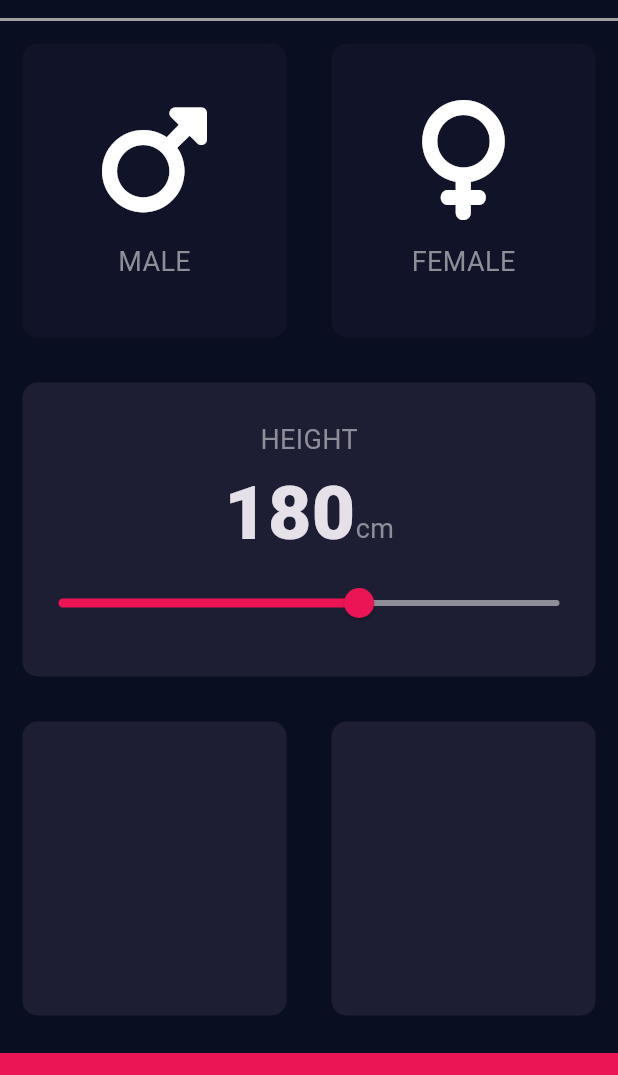
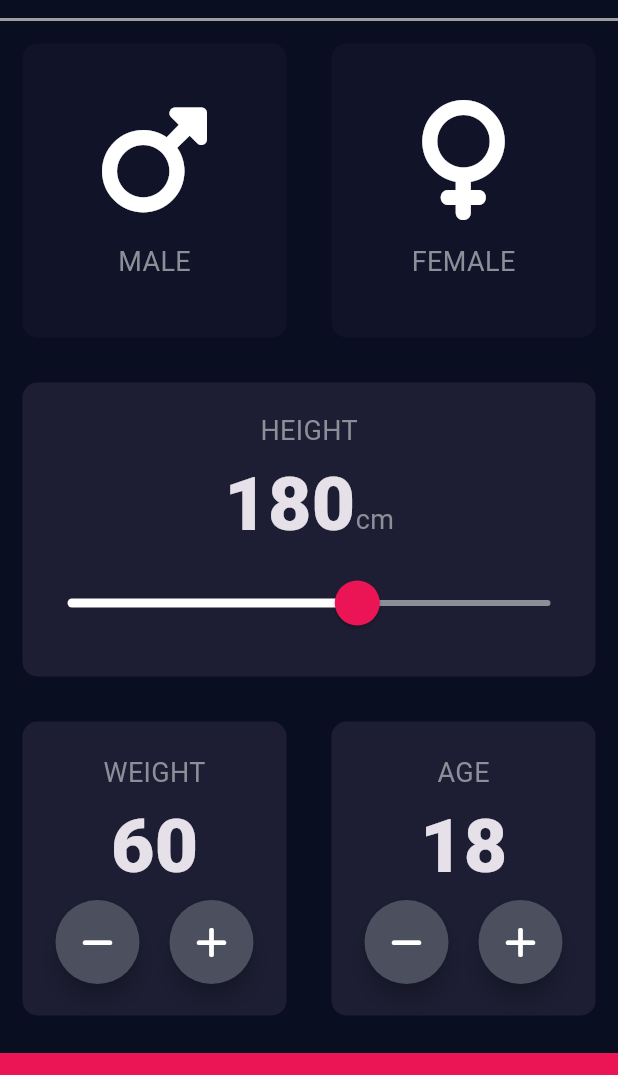
Before and after one commit to avibega23/bmi_calculator, a Flutter app: the screen it shows after launch, on a phone screen of 412 x 824 dp, the part 63-1138 px from its top. Run offline on Flutter 3.47's test engine with Material 3 defaults, Android fonts, the phone set to English and light mode, and no system bars; our stand-ins replace font_awesome_flutter.

Commit message:
i did the basic ui now going to make some routes

```diff
--- a/lib/input_page.dart
+++ b/lib/input_page.dart
@@ -18,6 +18,8 @@ class InputPage extends StatefulWidget {
 class _InputPageState extends State<InputPage> {
   Gender? selectedGender;
   int height = 180;
+  int weight = 60;
+  int age = 18;
 
   @override
   Widget build(BuildContext context) {
@@ -127,31 +129,119 @@ class _InputPageState extends State<InputPage> {
                         )
                       ],
                     ),
-                    Slider(
+                    SliderTheme(
+                      data: SliderTheme.of(context).copyWith(
+                        thumbShape: const RoundSliderThumbShape(
+                          enabledThumbRadius: 15,
+                        ),
+                        overlayShape: const RoundSliderOverlayShape(
+                          overlayRadius: 30,
+                        ),
+                        activeTrackColor: Colors.white,
+                        thumbColor: const Color(0xFFEB1555),
+                        overlayColor: const Color(0x29EB1555),
+                        inactiveTrackColor: const Color(0xFF8D8E98),
+                      ),
+                      child: Slider(
                         value: height.toDouble(),
                         min: 120.0,
                         max: 220.0,
-                      activeColor: const Color(0xFFEB1555),
-                      inactiveColor: const Color(0xFF8D8E98),
                         onChanged: (double newValue) {
                           setState(() {
                             height = newValue.toInt();
                           });
                           ;
                         },
+                      ),
                     )
                   ],
                 ),
               ),
             ),
-            const Expanded(
+            Expanded(
               child: Row(
                 children: [
                   Expanded(
-                    child: ReusableCard(color: kactiveCardColor),
+                    child: ReusableCard(
+                      color: kactiveCardColor,
+                      carChild: Column(
+                        mainAxisAlignment: MainAxisAlignment.center,
+                        children: [
+                          const Text(
+                            "WEIGHT",
+                            style: klabelTextStyle,
+                          ),
+                          Text(
+                            weight.toString(),
+                            style: knumberTextStyle,
+                          ),
+                          Row(
+                            mainAxisAlignment: MainAxisAlignment.center,
+                            children: [
+                              RoundIconButton(
+                                onPressed: () {
+                                  setState(() {
+                                    weight--;
+                                  });
+                                },
+                                icon: FontAwesomeIcons.minus,
+                              ),
+                              const SizedBox(
+                                width: 20,
+                              ),
+                              RoundIconButton(
+                                icon: FontAwesomeIcons.plus,
+                                onPressed: () {
+                                  setState(() {
+                                    weight++;
+                                  });
+                                },
+                              ),
+                            ],
+                          )
+                        ],
+                      ),
+                    ),
                   ),
                   Expanded(
                     child: ReusableCard(
+                      carChild: Column(
+                        mainAxisAlignment: MainAxisAlignment.center,
+                        children: [
+                          const Text(
+                            "AGE",
+                            style: klabelTextStyle,
+                          ),
+                          Text(
+                            age.toString(),
+                            style: knumberTextStyle,
+                          ),
+                          Row(
+                            mainAxisAlignment: MainAxisAlignment.center,
+                            children: [
+                              RoundIconButton(
+                                onPressed: () {
+                                  setState(() {
+                                    age--;
+                                  });
+                                },
+                                icon: FontAwesomeIcons.minus,
+                              ),
+                              const SizedBox(
+                                width: 20,
+                              ),
+                              RoundIconButton(
+                                icon: FontAwesomeIcons.plus,
+                                onPressed: () {
+                                  setState(() {
+                                    age++;
+                                  });
+                                },
+                              ),
+                            ],
+                          )
+                        ],
+                      ),
                       color: kactiveCardColor,
                     ),
                   ),
@@ -168,3 +258,24 @@ class _InputPageState extends State<InputPage> {
         ));
   }
 }
+
+class RoundIconButton extends StatelessWidget {
+  const RoundIconButton({super.key, this.icon, this.onPressed});
+
+  final IconData? icon;
+  final VoidCallback? onPressed;
+  @override
+  Widget build(BuildContext context) {
+    return RawMaterialButton(
+      onPressed: onPressed,
+      shape: const CircleBorder(),
+      fillColor: const Color(0xFF4C4F5E),
+      constraints: const BoxConstraints.tightFor(
+        width: 56,
+        height: 56,
+      ),
+      elevation: 6,
+      child: Icon(icon),
+    );
+  }
+}
```
Also changed, not shown: 2 other files. Lines whose indentation alone changed are shown as unchanged.
